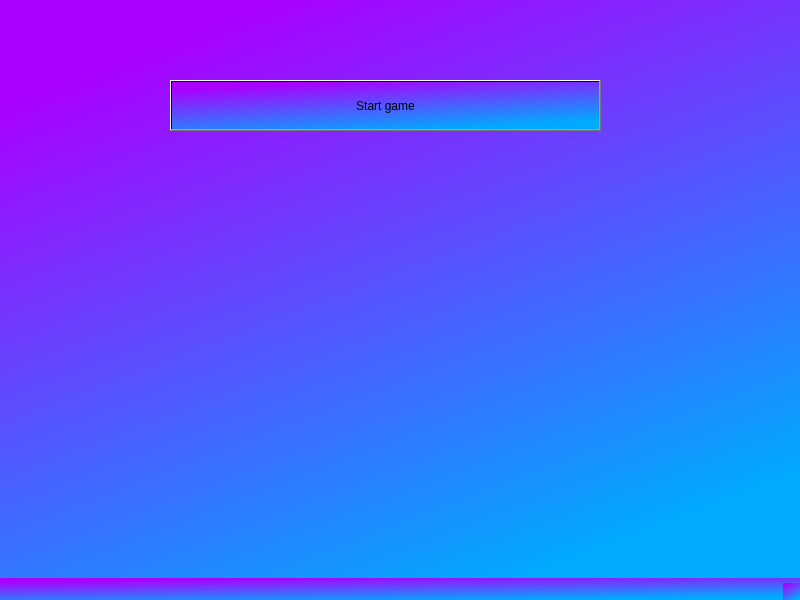
First picture: the form in menu.ui, repository bvrJulia/SpaceInviders, before the edit.
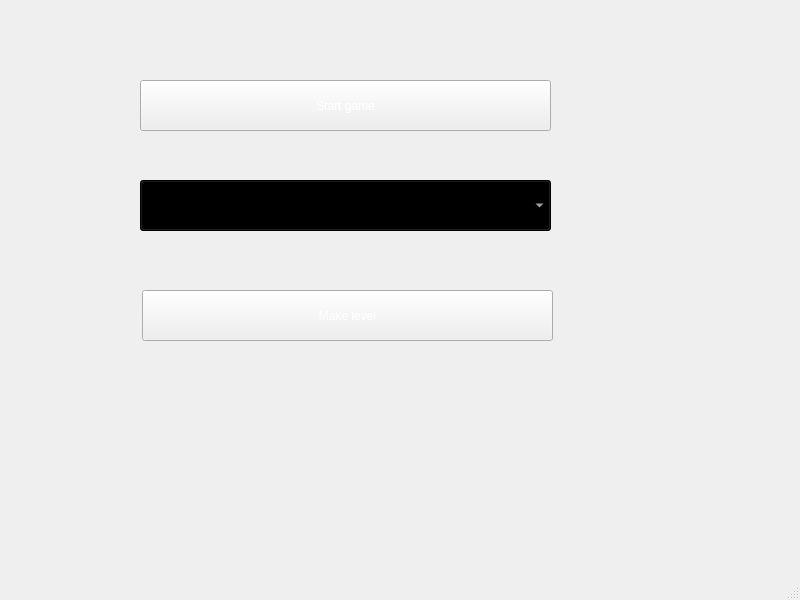
Second picture: the form after the edit. Icons and pictures are not drawn.

Commit message: Improved graphics, added music, added the ability to select a level

Diff of the .ui file:
```diff
--- a/menu.ui
+++ b/menu.ui
@@ -14,22 +14,62 @@
    <string>Menu</string>
   </property>
   <property name="styleSheet">
-   <string notr="true">background-color: qlineargradient(spread:pad, x1:0.282178, y1:0.028, x2:0.767, y2:0.943, stop:0 rgba(170, 0, 255, 255), stop:1 rgba(0, 170, 255, 255));</string>
+   <string notr="true">/*background-color: qlineargradient(spread:pad, x1:0.282178, y1:0.028, x2:0.767, y2:0.943, stop:0 rgba(170, 0, 255, 255), stop:1 rgba(0, 170, 255, 255));*/
+background-image: url(:/images/sky.png);</string>
   </property>
   <widget class="QWidget" name="centralwidget">
    <widget class="QPushButton" name="pushButton">
     <property name="geometry">
      <rect>
-      <x>170</x>
+      <x>140</x>
       <y>80</y>
-      <width>431</width>
+      <width>411</width>
       <height>51</height>
      </rect>
     </property>
+    <property name="styleSheet">
+     <string notr="true">color: rgb(255, 255, 255);
+font: 12pt &quot;MS Gothic&quot;;
+</string>
+    </property>
     <property name="text">
      <string>Start game</string>
     </property>
    </widget>
+   <widget class="QComboBox" name="comboBox">
+    <property name="geometry">
+     <rect>
+      <x>140</x>
+      <y>180</y>
+      <width>411</width>
+      <height>51</height>
+     </rect>
+    </property>
+    <property name="styleSheet">
+     <string notr="true">background-color: rgb(0, 0, 0);
+image: url(:/images/sky.png);
+font: 12pt &quot;MS Gothic&quot;;
+color: rgb(255, 255, 255);</string>
+    </property>
+   </widget>
+   <widget class="QPushButton" name="pushButton_2">
+    <property name="geometry">
+     <rect>
+      <x>142</x>
+      <y>290</y>
+      <width>411</width>
+      <height>51</height>
+     </rect>
+    </property>
+    <property name="styleSheet">
+     <string notr="true">color: rgb(255, 255, 255);
+font: 12pt &quot;MS Gothic&quot;;
+</string>
+    </property>
+    <property name="text">
+     <string>Make level</string>
+    </property>
+   </widget>
   </widget>
   <widget class="QMenuBar" name="menubar">
    <property name="geometry">
```
The commit also changes 36 other files.
